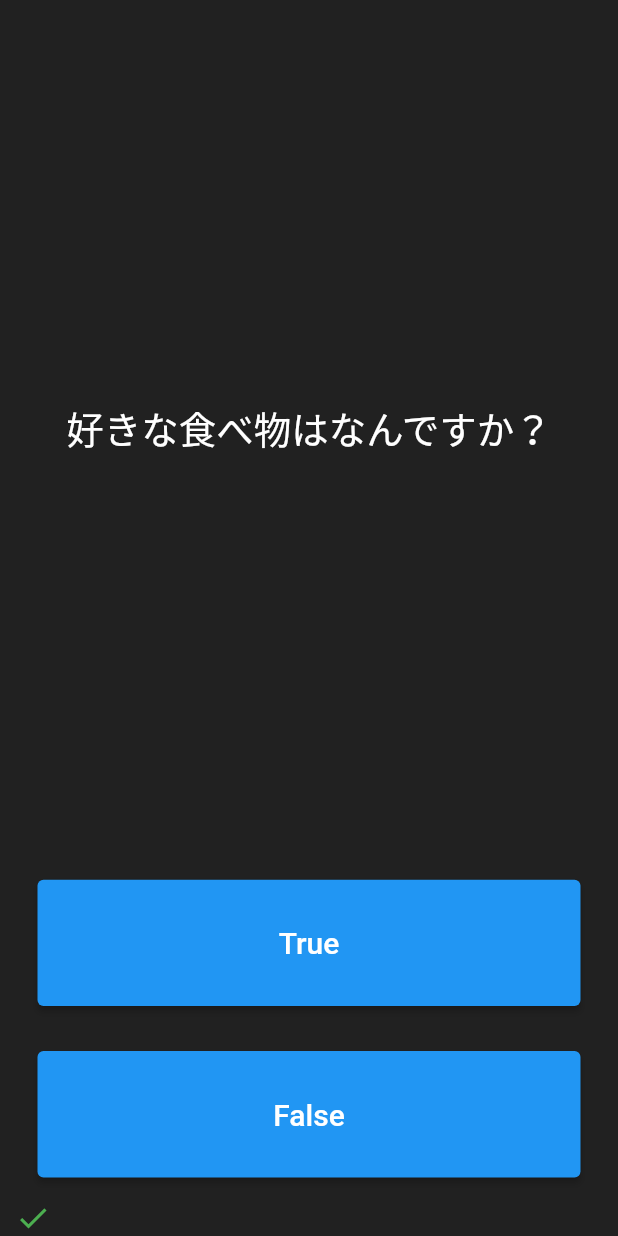
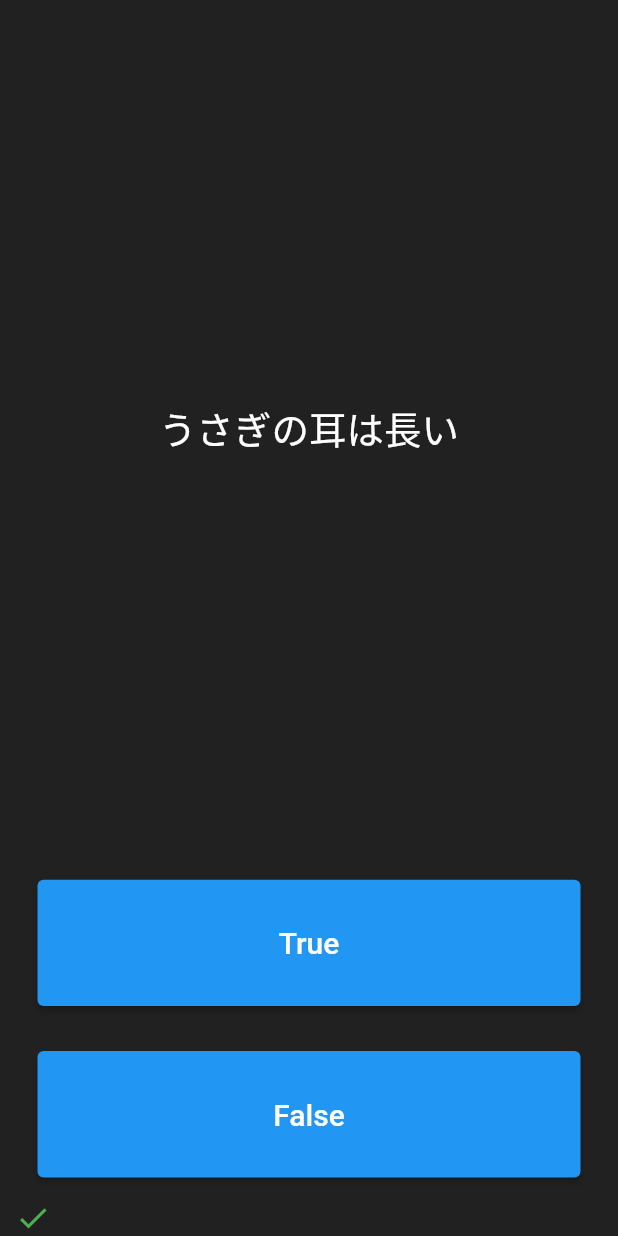
Before and after one commit to mimimimaimai55/quizzler, a Flutter app: the screen it shows after launch, after a tap on "True", after a tap on "False", on a phone screen of 412 x 824 dp. Run offline on Flutter 3.47's test engine with Material 2 defaults, Android fonts, the phone set to English and light mode, and no system bars.

Commit message:
TRUEを押すと質問を上から順に表示していく

```diff
--- a/lib/main.dart
+++ b/lib/main.dart
@@ -28,12 +28,11 @@ class QuizPage extends StatefulWidget {
 
   List<Icon> scoreKeeper = [];
   List<String> questions = [
-    '好きな食べ物はなんですか？',
-    '出身地はどこですか？',
-    '年齢はおいくつですか？',
-    '年齢はおいくつですか？',
-    '年齢はおいくつですか？',
-
+    '赤信号は止まれ',
+    'ナメクジの血は緑色',
+    'うさぎの耳は長い',
+    '青信号は進め',
+    'お酒は二十歳から？',
   ];
 
   int questionNumber = 0;
@@ -50,8 +49,8 @@ class QuizPage extends StatefulWidget {
             padding:EdgeInsets.all(10.0),
             child: Center(
               child: Text(
-                  questions[questionNumber],
-                     textAlign: TextAlign.center,
+                questions[questionNumber],
+                textAlign: TextAlign.center,
                 style:TextStyle(
                   fontSize: 25.0,
                   color: Colors.white,
@@ -75,8 +74,10 @@ class QuizPage extends StatefulWidget {
               onPressed: (){
                 //The user picked true.
                 setState(() {
+                  questionNumber++;
+                });
+                print(questionNumber);
 
-                });
                 scoreKeeper.add(
                   Icon(Icons.check,color:Colors.green,),
                 );
@@ -98,7 +99,12 @@ class QuizPage extends StatefulWidget {
                   color: Colors.white,
                 ),
               ),
-              onPressed: (){},
+              onPressed: (){
+                setState(() {
+                  questionNumber++;
+                });
+                print(questionNumber);
+              },
             ),
           ),
         ),
```
